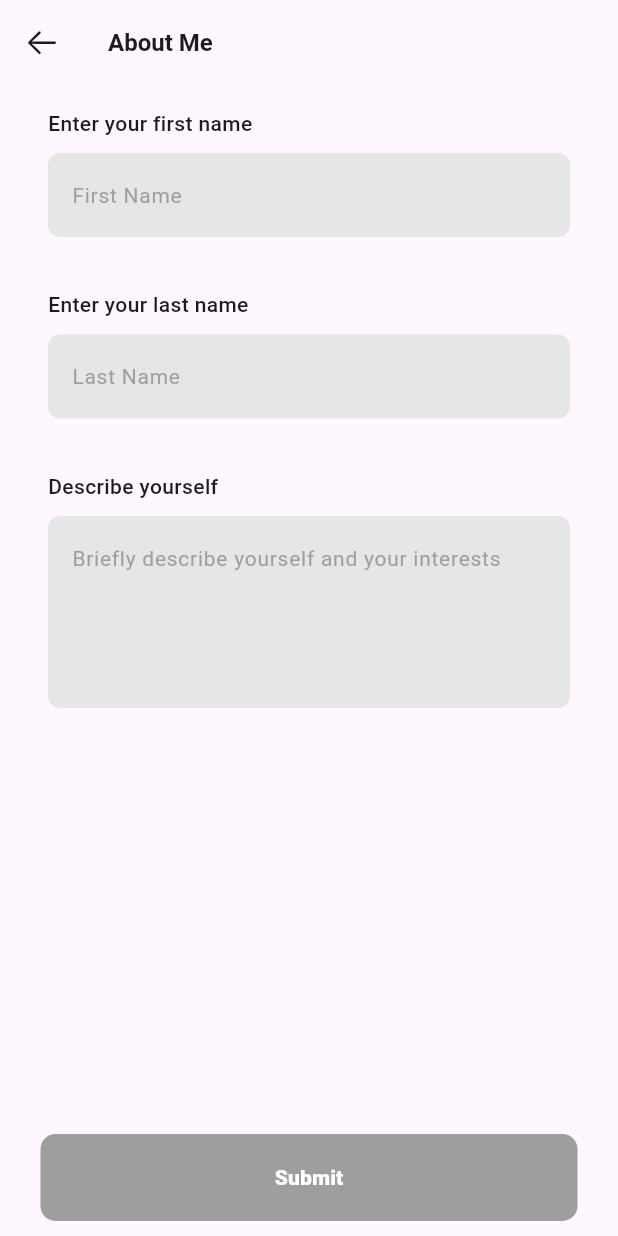
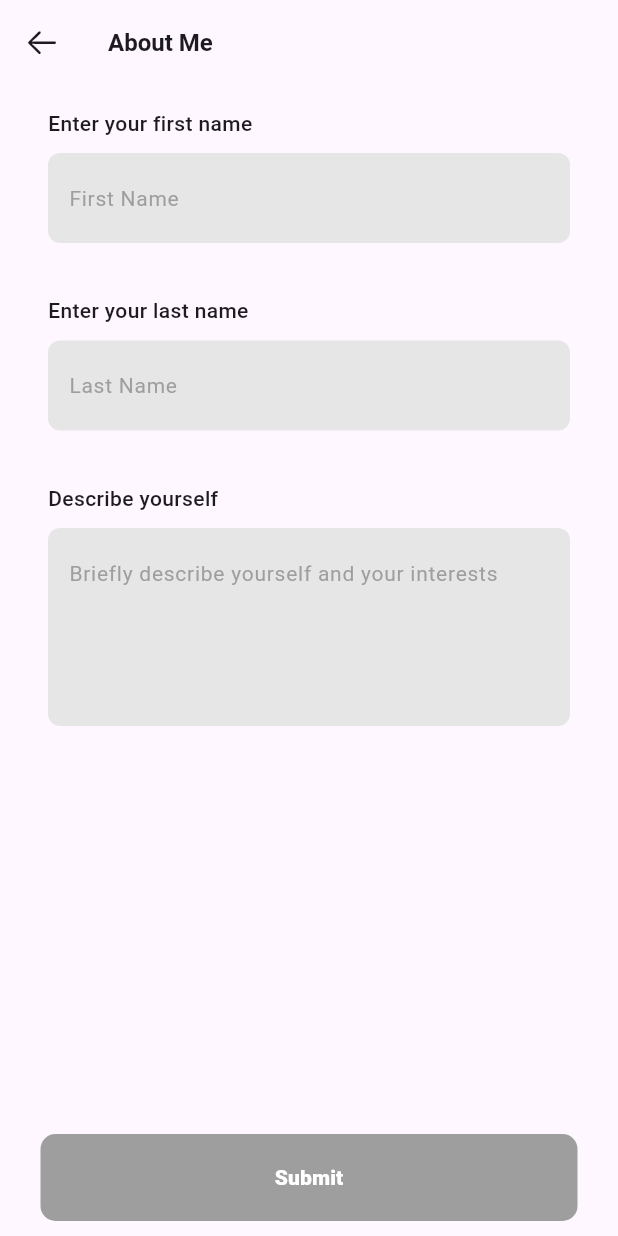
Before and after one commit to KojoBoakyeJnr/Quizzia, a Flutter app: the screen it shows after launch, on a phone screen of 412 x 824 dp. Run offline on Flutter 3.47's test engine with Material 3 defaults, Android fonts, the phone set to English and light mode, and no system bars; our stand-ins replace flutter_svg, google_fonts.

Commit message:
fix textfield content padding

```diff
--- a/lib/about_me.dart
+++ b/lib/about_me.dart
@@ -178,9 +178,11 @@ class MyInputField extends StatelessWidget {
           ),
           TextField(
             maxLines: maxLines,
+
             controller: controllerName,
             cursorColor: Colors.amber[800],
             decoration: InputDecoration(
+              contentPadding: EdgeInsets.only(left: 10, top: 18, bottom: 18),
               filled: true,
               fillColor: Color.fromRGBO(231, 230, 230, 1),
               hintText: placeholderText,
```
